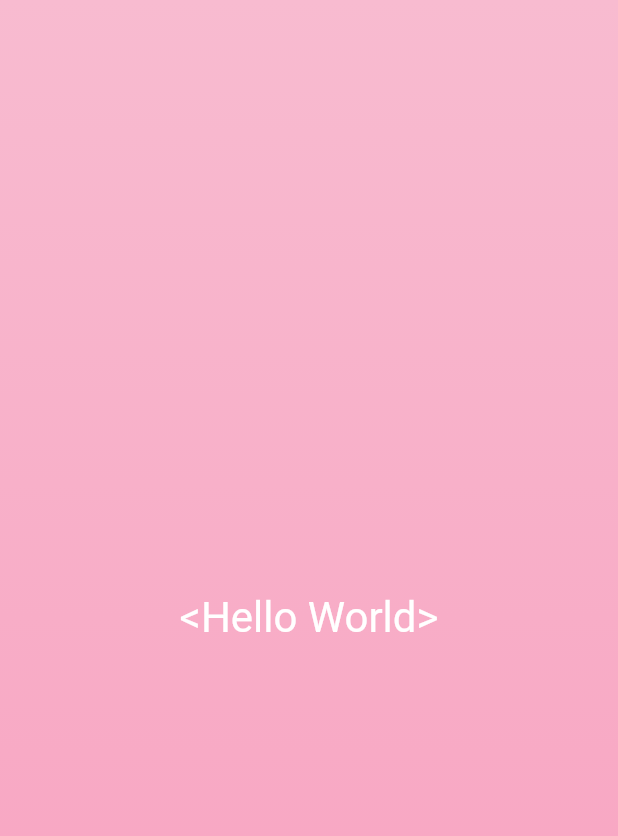
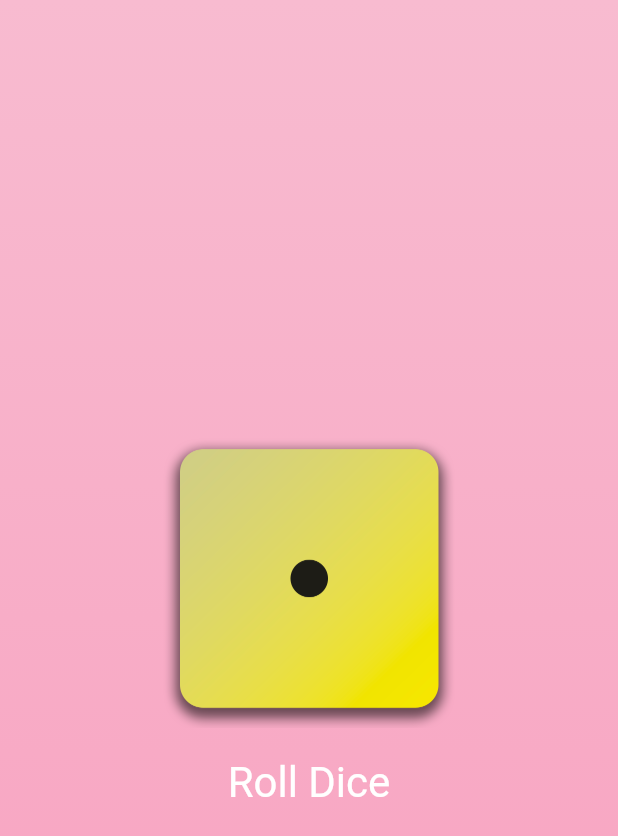
Before and after one commit to finkastwn/Dice-Roll-App, a Flutter app: the screen it shows after launch, on a phone screen of 412 x 824 dp. Shown: the top 836 px of the screen. Run offline on Flutter 3.47's test engine with Material 2 defaults, Android fonts, the phone set to English and light mode, and no system bars.

Commit message:
feat: can roll dice once

```diff
--- /dev/null
+++ b/lib/dice_roller.dart
@@ -0,0 +1,46 @@
+import 'package:flutter/material.dart';
+
+class DiceRoller extends StatefulWidget {
+  const DiceRoller({super.key});
+
+  @override
+  State<DiceRoller> createState() {
+    return _DiceRollerState();
+  }
+}
+
+class _DiceRollerState extends State<DiceRoller> {
+  var activeDiceImage = 'assets/images/dice-1.png';
+
+  void rollDice() {
+    setState(() {
+      activeDiceImage = 'assets/images/dice-4.png';
+    });
+  }
+
+  @override
+  Widget build(BuildContext context) {
+    return Column(
+      mainAxisSize: MainAxisSize.min,
+      children: [
+        Image.asset(
+          activeDiceImage,
+          width: 200,
+        ),
+        TextButton(
+          onPressed: rollDice,
+          style: TextButton.styleFrom(
+            padding: const EdgeInsets.only(
+              top: 20,
+            ),
+            foregroundColor: Colors.white,
+            textStyle: const TextStyle(
+              fontSize: 28,
+            ),
+          ),
+          child: const Text('Roll Dice'),
+        )
+      ],
+    );
+  }
+}
--- a/lib/gradient_container.dart
+++ b/lib/gradient_container.dart
@@ -1,11 +1,17 @@
-import 'package:first_app/styled_text.dart';
+import 'package:first_app/dice_roller.dart';
 import 'package:flutter/material.dart';
 
-const startAlignment = Alignment.topCenter;
-const endAlignment = Alignment.bottomCenter;
+const startAlignment = Alignment.bottomCenter;
+const endAlignment = Alignment.topCenter;
 
 class GradientContainer extends StatelessWidget {
   const GradientContainer(this.listOfColors, {super.key});
+
+  const GradientContainer.pink({super.key})
+      : listOfColors = const [
+          Color.fromARGB(255, 248, 159, 190),
+          Color(0xFFF8BBD0),
+        ];
 
   final List<Color> listOfColors;
 
@@ -20,7 +26,7 @@ class GradientContainer extends StatelessWidget {
         ),
       ),
       child: const Center(
-        child: StyledText('<Hello World>'),
+        child: DiceRoller(),
       ),
     );
   }
--- a/lib/main.dart
+++ b/lib/main.dart
@@ -5,12 +5,7 @@ void main() {
   runApp(
     const MaterialApp(
       home: Scaffold(
-        body: GradientContainer(
-          [
-            Color(0xFFF8BBD0),
-            Color.fromARGB(255, 248, 159, 190),
-          ],
-        ),
+        body: GradientContainer.pink(),
       ),
     ),
   );
```
